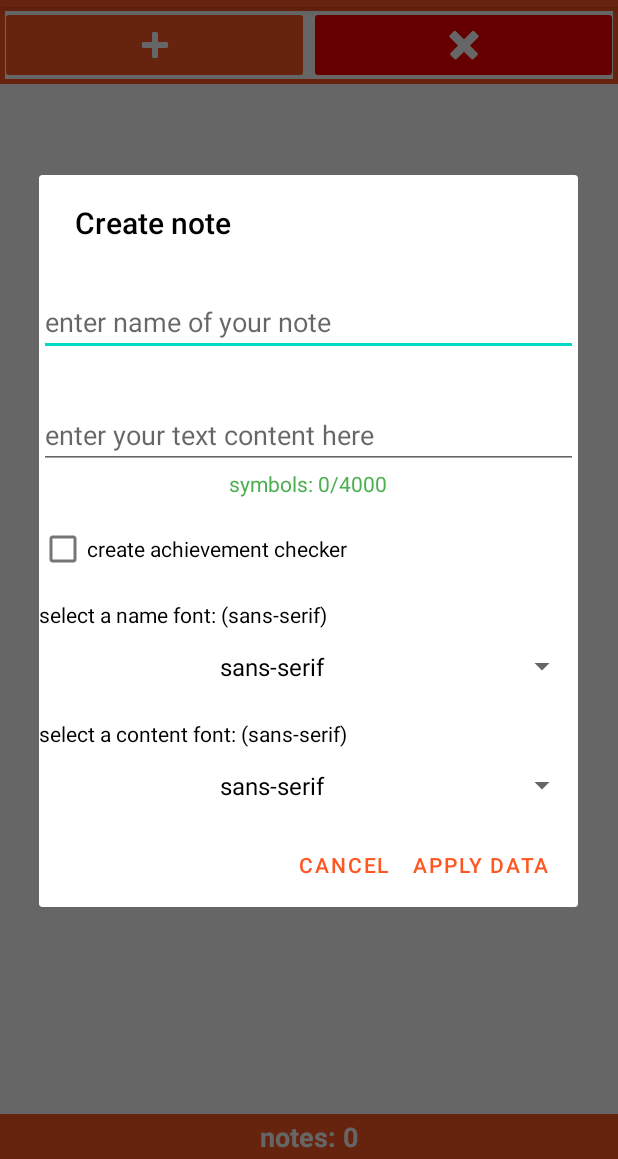
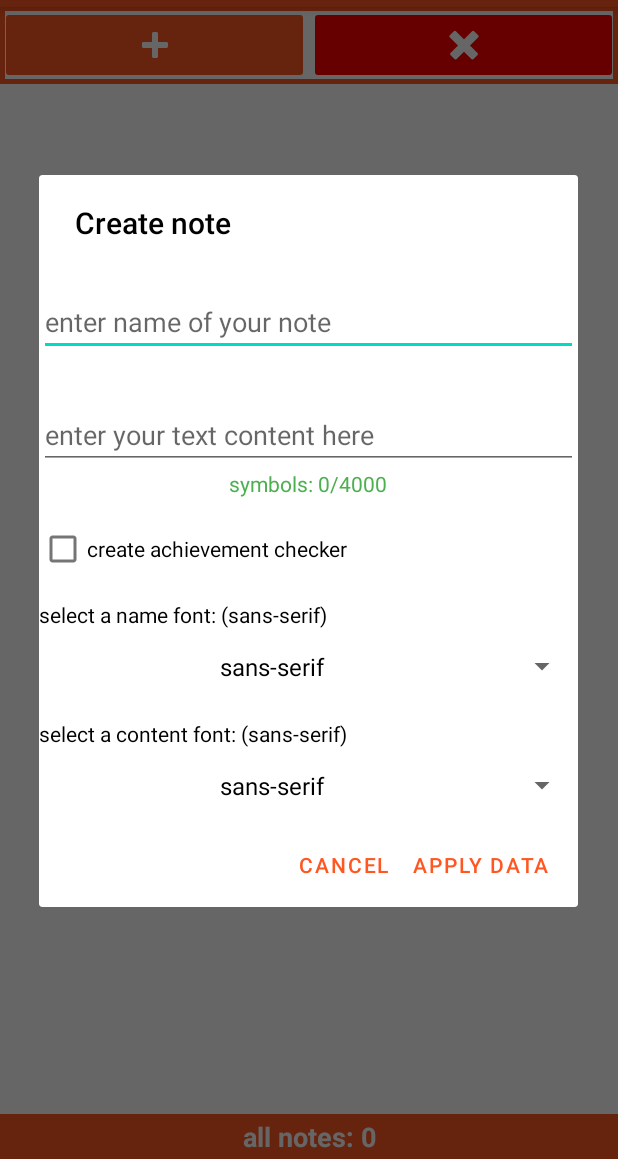
Before and after one commit to Maxdgf/My-Notes, an Android app: the screen it shows after launch (MainActivity), after a tap on "create a note", on a phone screen of 412 x 824 dp, the part 77-1236 px from its top. Run offline under Robolectric (Android 15) with nearby library versions, the phone set to English and light mode, and no system bars; Roboto replaces fonts that are not available here; 7 statements that could not run were skipped.

Commit message:
Update MainActivity.kt

```diff
--- a/app/src/main/java/com/example/mynotes/MainActivity.kt
+++ b/app/src/main/java/com/example/mynotes/MainActivity.kt
@@ -26,9 +26,11 @@ import android.widget.Toast
 import androidx.appcompat.app.AlertDialog
 import androidx.recyclerview.widget.LinearLayoutManager
 import androidx.recyclerview.widget.RecyclerView
+import java.io.NotActiveException
 import java.text.SimpleDateFormat
 import java.util.Date
 
+@Suppress("NAME_SHADOWING")
 class MainActivity : AppCompatActivity(), AdapterView.OnItemSelectedListener {
 
     private val dbHelper = DBHelper(this)
@@ -42,24 +44,29 @@ class MainActivity : AppCompatActivity(), AdapterView.OnItemSelectedListener {
     lateinit var valuesList: ArrayList<NoteData>
     lateinit var searchFilteredList: ArrayList<NoteData>
     lateinit var recyclerViewAdapter: RecyclerViewAdapter
+    lateinit var upgradedList: ArrayList<NotActiveException>
     lateinit var noData: LinearLayout
     lateinit var nameFont: Spinner
     lateinit var textFont: Spinner
+    lateinit var textAlign: Spinner
     lateinit var searchString: SearchView
     lateinit var nfont: TextView
     lateinit var cfont: TextView
+    lateinit var txtalign: TextView
     lateinit var txtCounter: TextView
     lateinit var notesCount: TextView
 
-    @SuppressLint("MissingInflatedId")
+    @SuppressLint("MissingInflatedId", "NotifyDataSetChanged", "SetTextI18n")
     override fun onCreate(savedInstanceState: Bundle?) {
         super.onCreate(savedInstanceState)
-        requestedOrientation = ActivityInfo.SCREEN_ORIENTATION_PORTRAIT
+        requestedOrientation = ActivityInfo.SCREEN_ORIENTATION_UNSPECIFIED
         setContentView(R.layout.activity_main)
 
         valuesList = ArrayList()
 
         searchFilteredList = ArrayList()
+
+        upgradedList = ArrayList()
 
         btnOpenNoteCreationDialog = findViewById(R.id.btnCreateNote)
         contentArea = findViewById(R.id.notesView)
@@ -73,7 +80,124 @@ class MainActivity : AppCompatActivity(), AdapterView.OnItemSelectedListener {
         contentArea.adapter = recyclerViewAdapter
         contentArea.setItemViewCacheSize(100000)
 
-        getData()
+        //valuesList.clear()
+        val database = dbHelper.readableDatabase
+        val projection = arrayOf("Id", "NoteName", "NoteContent", "DateNow", "Place", "NameFont", "ContentFont", "TextAlign")
+        //val sortOrder = "Id, NoteName, NoteContent ASC"
+
+        val cursor = database.query("NotesContentTable", projection, null, null, null, null, null)
+
+        try {
+            var id: Int?
+            var name: String?
+            var content: String?
+            var date: String?
+            var place: Int?
+            var nFont: String?
+            var cFont: String?
+            var txtAlign: String?
+
+            var idList: MutableList<Int>
+            var nameList: MutableList<String>
+            var contentList: MutableList<String>
+            var dateList: MutableList<String>
+            var placeList: MutableList<Int>
+            var nFontList: MutableList<String>
+            var cFontList: MutableList<String>
+            var alignList: MutableList<String>
+
+            while (cursor.moveToNext()) {
+                id = cursor.getInt(cursor.getColumnIndexOrThrow("Id"))
+                name = cursor.getString(cursor.getColumnIndexOrThrow("NoteName"))
+                content = cursor.getString(cursor.getColumnIndexOrThrow("NoteContent"))
+                date = cursor.getString(cursor.getColumnIndexOrThrow("DateNow"))
+                place = cursor.getInt(cursor.getColumnIndexOrThrow("Place"))
+                nFont = cursor.getString(cursor.getColumnIndexOrThrow("NameFont"))
+                cFont = cursor.getString(cursor.getColumnIndexOrThrow("ContentFont"))
+                txtAlign = cursor.getString(cursor.getColumnIndexOrThrow("TextAlign"))
+                //test output prints:
+                //println("This is note id: $id")
+                //println("This is note name: $name")
+                //println("This is note content: $content")
+                idList = mutableListOf()
+                idList.add(id)
+                //println(idList)
+                nameList = mutableListOf()
+                nameList.add(name)
+                //println(nameList)
+                contentList = mutableListOf()
+                contentList.add(content)
+                //println(contentList)
+
+                dateList = mutableListOf()
+                dateList.add(date)
+
+                placeList = mutableListOf()
+                placeList.add(place)
+
+                nFontList = mutableListOf()
+                nFontList.add(nFont)
+
+                cFontList = mutableListOf()
+                cFontList.add(cFont)
+
+                alignList = mutableListOf()
+                alignList.add(txtAlign)
+
+                val appLog = "My_Notes[fetch data]"
+
+                for (id in idList) {
+                    //println(id)
+                    Log.d("$appLog{value: id}", id.toString())
+                }
+
+                for (name in nameList) {
+                    //println(name)
+                    Log.d("$appLog{value: name}", name)
+                }
+
+                for (content in contentList) {
+                    //println(content)
+                    Log.d("$appLog{value: content}", content)
+                }
+
+                for (date in dateList) {
+                    //println(date)
+                    Log.d("$appLog{value: date}", date)
+                }
+
+                for (place in placeList) {
+                    //println(place)
+                    Log.d("$appLog{value: place}", place.toString())
+                }
+
+                for (nFont in nFontList) {
+                    //println(nFont)
+                    Log.d("$appLog{value: nameFont}", nFont)
+                }
+
+                for (cFont in cFontList) {
+                    //println(cFont)
+                    Log.d("$appLog{value: contentFont}", cFont)
+                }
+
+                for (txtAlign in alignList) {
+                    //println(txtAlign)
+                    Log.d("$appLog{value: textAlign}", txtAlign)
+                }
+
+                valuesList.add(NoteData(name, "Id: $id", content, date, place, nFont, cFont, txtAlign))
+                //searchFilteredList.clear()
+                recyclerViewAdapter.notifyDataSetChanged()
+            }
+
+            cursor.close()
+            database.close()
+
+        } catch (e: Exception) {
+            println("Oh no!!! fetching data process is crashed:(((")
+            e.printStackTrace()
+        }
 
         val toast = Toast.makeText(this, "Welcome to My Notes!", Toast.LENGTH_LONG)
         toast.show()
@@ -86,7 +210,7 @@ class MainActivity : AppCompatActivity(), AdapterView.OnItemSelectedListener {
             }
         }
 
-        var mainHandler = Handler(Looper.getMainLooper())
+        val mainHandler = Handler(Looper.getMainLooper())
 
         mainHandler.post(object: Runnable {
             override fun run() {
@@ -95,14 +219,8 @@ class MainActivity : AppCompatActivity(), AdapterView.OnItemSelectedListener {
             }
         })
 
-        mainHandler.post(object: Runnable {
-            @SuppressLint("SetTextI18n")
-            override fun run() {
         val count = recyclerViewAdapter.itemCount.toString()
-                notesCount.text = "notes: $count"
-                mainHandler.postDelayed(this, 1500)
-            }
-        })
+        notesCount.text = "all notes: $count"
 
         fun createDeleteAllNotesDialog() {
             val builder = AlertDialog.Builder(this)
@@ -116,9 +234,10 @@ class MainActivity : AppCompatActivity(), AdapterView.OnItemSelectedListener {
                 val deleteQuery = "DELETE FROM NotesContentTable"
                 database.execSQL(deleteQuery)
                 database.close()
+                val count = recyclerViewAdapter.itemCount.toString()
+                notesCount.text = "all notes: $count"
                 valuesList.clear()
                 searchFilteredList.clear()
-                //recyclerViewAdapter.updateList(valuesList)
                 recyclerViewAdapter.notifyDataSetChanged()
             }
 
@@ -134,11 +253,10 @@ class MainActivity : AppCompatActivity(), AdapterView.OnItemSelectedListener {
         }
 
         searchString.setOnQueryTextListener(object: SearchView.OnQueryTextListener {
-            override fun onQueryTextSubmit(query: String?): Boolean {
-                //recyclerViewAdapter.updateList(valuesList)
-                //filterThis(query)
-                //return true
-                return false
+            override fun onQueryTextSubmit(query: String): Boolean {
+                filterThis(query)
+                return true
+                //return false
             }
 
             override fun onQueryTextChange(newText: String): Boolean {
@@ -146,14 +264,13 @@ class MainActivity : AppCompatActivity(), AdapterView.OnItemSelectedListener {
                 return true
             }
 
+            @SuppressLint("SetTextI18n")
             private fun filterThis(query: String) {
                 searchFilteredList.clear()
                 valuesList.forEach {
                     if (it.nameNote.contains(query, true)) {
                         searchFilteredList.add(it)
                         recyclerViewAdapter.updateData(searchFilteredList)
-                        val count = recyclerViewAdapter.itemCount.toString()
-                        notesCount.text = "notes: $count (finded)"
                     }
                 }
             }
@@ -166,26 +283,31 @@ class MainActivity : AppCompatActivity(), AdapterView.OnItemSelectedListener {
             val dialog = inflater.inflate(R.layout.edit_text_dialog, null)
             nameOfNote = dialog.findViewById(R.id.inputNameNote)
             contentOfNote = dialog.findViewById(R.id.inputContentNote)
-            achievmentChecker = dialog.findViewById(R.id.createAchievementChecker)
             nameFont = dialog.findViewById(R.id.nameFontSpin)
             textFont = dialog.findViewById(R.id.textFontSpin)
+            textAlign = dialog.findViewById(R.id.textAlignSpin)
             cfont = dialog.findViewById(R.id.cFontView)
             nfont = dialog.findViewById(R.id.nFontView)
             txtCounter = dialog.findViewById(R.id.symbolsCounter)
 
             nameFont.onItemSelectedListener = this
             textFont.onItemSelectedListener = this
+            textAlign.onItemSelectedListener = this
 
             val fonts1 = arrayOf<String?>("sans-serif", "monospace", "serif")
             val fonts2 = arrayOf<String?>("sans-serif", "monospace", "serif")
+            val aligns = arrayOf<String?>("left", "center", "right")
 
             val spinAdapter1: ArrayAdapter<*> = ArrayAdapter<Any?>(this, android.R.layout.simple_spinner_item, fonts1)
             val spinAdapter2: ArrayAdapter<*> = ArrayAdapter<Any?>(this, android.R.layout.simple_spinner_item, fonts2)
+            val alignAdapter: ArrayAdapter<*> = ArrayAdapter<Any?>(this, android.R.layout.simple_spinner_item, aligns)
             spinAdapter1.setDropDownViewResource(android.R.layout.simple_spinner_dropdown_item)
             spinAdapter2.setDropDownViewResource(android.R.layout.simple_spinner_dropdown_item)
+            alignAdapter.setDropDownViewResource(android.R.layout.simple_spinner_dropdown_item)
 
             nameFont.adapter = spinAdapter1
             textFont.adapter = spinAdapter2
+            textAlign.adapter = alignAdapter
 
             contentOfNote.addTextChangedListener(object: TextWatcher {
                 override fun beforeTextChanged(s: CharSequence?, start: Int, count: Int, after: Int) {
@@ -216,7 +338,7 @@ class MainActivity : AppCompatActivity(), AdapterView.OnItemSelectedListener {
 
             builder.setView(dialog)
 
-            @SuppressLint("NotifyDataSetChanged")
+            @SuppressLint("NotifyDataSetChanged", "SimpleDateFormat")
             fun saveData() {
                 //println("This is a crete note function")
                 try {
@@ -224,31 +346,19 @@ class MainActivity : AppCompatActivity(), AdapterView.OnItemSelectedListener {
                     val idData = (1000..100000).random().toString()
                     var nameData = nameOfNote.text.toString()
                     var contentData = contentOfNote.text.toString()
-                    var isChecked = "No"
-                    val checkBoxValue = "false"
                     val date = SimpleDateFormat("dd.M.yyyy HH:mm:ss")
                     val currentDate = date.format(Date())
                     val placeIndex = recyclerViewAdapter.itemCount
                     val elCount = recyclerViewAdapter.itemCount
                     val nameFont = nameFont.selectedItem.toString()
                     val contentFont = textFont.selectedItem.toString()
+                    val textAlign = textAlign.selectedItem.toString()
 
                     //test output prints:
                     //println("Note name data: $nameData")
                     //println("Note content data: $contentData")
                     //println("Note id data: $idData)
                     //println(isCheckedData)
-
-
-                    if (achievmentChecker.isChecked) {
-                        isChecked = "Yes"
-                        val toast = Toast.makeText(this, "note '$nameData' was created with a achievment checker!", Toast.LENGTH_LONG)
-                        toast.show()
-                    } else {
-                        isChecked = "No"
-                        val toast = Toast.makeText(this, "note '$nameData' was created without a achievment checker!", Toast.LENGTH_LONG)
-                        toast.show()
-                    }
 
                     val rndNum = (100..5000).random().toString()
                     val rndNum2 = (100..8000).random().toString()
@@ -263,23 +373,22 @@ class MainActivity : AppCompatActivity(), AdapterView.OnItemSelectedListener {
                         put("Id", idData)
                         put("NoteName", nameData)
                         put("NoteContent", contentData)
-                        put("IsChecked", isChecked)
-                        put("CheckValue", checkBoxValue)
                         put("DateNow", currentDate)
                         put("Place", placeIndex)
                         put("NameFont", nameFont)
                         put("ContentFont", contentFont)
+                        put("TextAlign", textAlign)
                     }
                     database.insert("NotesContentTable", null, values)
                     database.close()
 
                     contentArea.scrollToPosition(elCount)
 
-                    valuesList.add(NoteData(nameData, "Id: $idData", contentData, isChecked, checkBoxValue, currentDate, placeIndex, nameFont, contentFont))
-                    recyclerViewAdapter.updateList(valuesList)
-                    getData()
-                    //searchFilteredList.clear()
+                    valuesList.add(NoteData(nameData, "Id: $idData", contentData, currentDate, placeIndex, nameFont, contentFont, textAlign))
+                    val count = recyclerViewAdapter.itemCount.toString()
+                    notesCount.text = "all notes: $count"
                     recyclerViewAdapter.notifyDataSetChanged()
+                    //println(valuesList)
 
                 } catch (e: Exception) {
                     println("Data base was not created :(((")
@@ -308,139 +417,10 @@ class MainActivity : AppCompatActivity(), AdapterView.OnItemSelectedListener {
         }
     }
 
-    fun getData() {
-        val database = dbHelper.readableDatabase
-        val projection = arrayOf("Id", "NoteName", "NoteContent", "IsChecked", "CheckValue", "DateNow", "Place", "NameFont", "ContentFont")
-        //val sortOrder = "Id, NoteName, NoteContent ASC"
-
-        val cursor = database.query("NotesContentTable", projection, null, null, null, null, null)
-
-        try {
-            var id: Int? = null
-            var name: String? = null
-            var content: String? = null
-            var checked: String? = null
-            var checkValue: String? = null
-            var date: String? = null
-            var place: Int? = null
-            var nFont: String? = null
-            var cFont: String? = null
-
-            var idList: MutableList<Int> = mutableListOf()
-            var nameList: MutableList<String> = mutableListOf()
-            var contentList: MutableList<String> = mutableListOf()
-            var checkedList: MutableList<String> = mutableListOf()
-            var checkList: MutableList<String> = mutableListOf()
-            var dateList: MutableList<String> = mutableListOf()
-            var placeList: MutableList<Int> = mutableListOf()
-            var nFontList: MutableList<String> = mutableListOf()
-            var cFontList: MutableList<String> = mutableListOf()
-
-            while (cursor.moveToNext()) {
-                id = cursor.getInt(cursor.getColumnIndexOrThrow("Id"))
-                name = cursor.getString(cursor.getColumnIndexOrThrow("NoteName"))
-                content = cursor.getString(cursor.getColumnIndexOrThrow("NoteContent"))
-                checked = cursor.getString(cursor.getColumnIndexOrThrow("IsChecked"))
-                checkValue = cursor.getString(cursor.getColumnIndexOrThrow("CheckValue"))
-                date = cursor.getString(cursor.getColumnIndexOrThrow("DateNow"))
-                place = cursor.getInt(cursor.getColumnIndexOrThrow("Place"))
-                nFont = cursor.getString(cursor.getColumnIndexOrThrow("NameFont"))
-                cFont = cursor.getString(cursor.getColumnIndexOrThrow("ContentFont"))
-                //test output prints:
-                //println("This is note id: $id")
-                //println("This is note name: $name")
-                //println("This is note content: $content")
-                idList = mutableListOf<Int>()
-                idList.add(id)
-                //println(idList)
-                nameList = mutableListOf<String>()
-                nameList.add(name)
-                //println(nameList)
-                contentList = mutableListOf<String>()
-                contentList.add(content)
-                //println(contentList)
-                checkedList = mutableListOf<String>()
-                checkedList.add(checked)
-
-                checkList = mutableListOf<String>()
-                checkList.add(checkValue)
-
-                dateList = mutableListOf<String>()
-                dateList.add(date)
-
-                placeList = mutableListOf<Int>()
-                placeList.add(place)
-
-                nFontList = mutableListOf<String>()
-                nFontList.add(nFont)
-
-                cFontList = mutableListOf<String>()
-                cFontList.add(cFont)
-
-                val appLog = "My_Notes[fetch data]"
-
-                for (id in idList) {
-                    //println(id)
-                    Log.d("$appLog{value: id}", id.toString())
-                }
-
-                for (name in nameList) {
-                    //println(name)
-                    Log.d("$appLog{value: name}", name)
-                }
-
-                for (content in contentList) {
-                    //println(content)
-                    Log.d("$appLog{value: content}", content)
-                }
-
-                for (checked in checkedList) {
-                    //println(checked)
-                    Log.d("$appLog{value: checked}", checked)
-                }
-
-                for (checkValue in checkList) {
-                    //println(checkValue)
-                    Log.d("$appLog{value: checkValue}", checkValue)
-                }
-
-                for (date in dateList) {
-                    //println(date)
-                    Log.d("$appLog{value: date}", date)
-                }
-
-                for (place in placeList) {
-                    //println(place)
-                    Log.d("$appLog{value: place}", place.toString())
-                }
-
-                for (nFont in nFontList) {
-                    //println(nFont)
-                    Log.d("$appLog{value: nameFont}", nFont)
-                }
-
-                for (cFont in cFontList) {
-                    //println(cFont)
-                    Log.d("$appLog{value: contentFont}", cFont)
-                }
-
-                valuesList.add(NoteData(name, "Id: $id", content, checked, checkValue, date, place, nFont, cFont))
-                //searchFilteredList.clear()
-                recyclerViewAdapter.notifyDataSetChanged()
-            }
-
-            cursor.close()
-            database.close()
-
-        } catch (e: Exception) {
-            println("Oh no!!! fetching data process is crashed:(((")
-            e.printStackTrace()
-        }
-    }
-
+    @SuppressLint("SetTextI18n")
     override fun onItemSelected(parent: AdapterView<*>?, view: View?, position: Int, id: Long) {
-        val Namedata = nameFont.getItemAtPosition(position).toString()
-        val Contentdata = textFont.getItemAtPosition(position).toString()
+        //val Namedata = nameFont.getItemAtPosition(position).toString()
+        //val Contentdata = textFont.getItemAtPosition(position).toString()
         //Toast.makeText(this, " Name font is: $Namedata", Toast.LENGTH_SHORT).show()
         //Toast.makeText(this, "Content font is: $Contentdata", Toast.LENGTH_SHORT).show()
 
@@ -453,20 +433,28 @@ class MainActivity : AppCompatActivity(), AdapterView.OnItemSelectedListener {
         val font1 = nameFont.uppercase()
         val font2 = contentFont.uppercase()
 
-        if (font1 == "SERIF") {
+        when (font1) {
+            "SERIF" -> {
                 nameOfNote.typeface = Typeface.SERIF
-        } else if (font1 == "SANS-SERIF") {
+            }
+            "SANS-SERIF" -> {
                 nameOfNote.typeface = Typeface.SANS_SERIF
-        } else if (font1 == "MONOSPACE") {
+            }
+            "MONOSPACE" -> {
                 nameOfNote.typeface = Typeface.MONOSPACE
             }
+        }
 
-        if (font2 == "SERIF") {
+        when (font2) {
+            "SERIF" -> {
                 contentOfNote.typeface = Typeface.SERIF
-        } else if (font2 == "SANS-SERIF") {
+            }
+            "SANS-SERIF" -> {
                 contentOfNote.typeface = Typeface.SANS_SERIF
-        } else if (font2 == "MONOSPACE") {
+            }
+            "MONOSPACE" -> {
                 contentOfNote.typeface = Typeface.MONOSPACE
+            }
         }
     }
 
```
Lines whose indentation alone changed are shown as unchanged.
